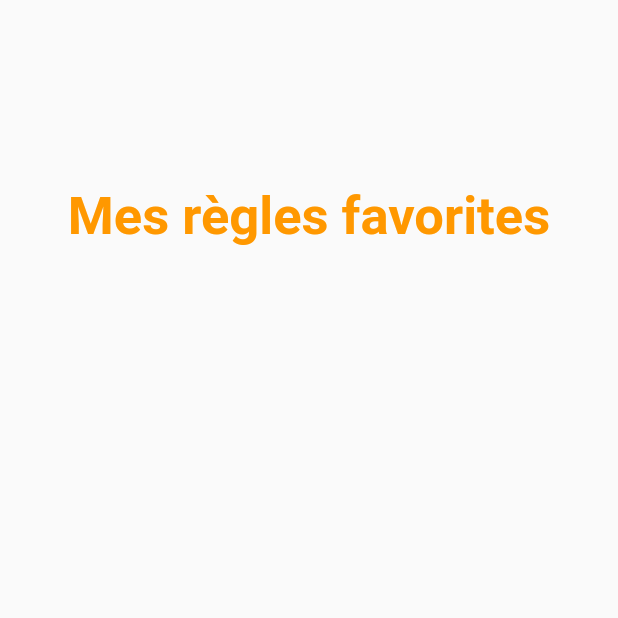
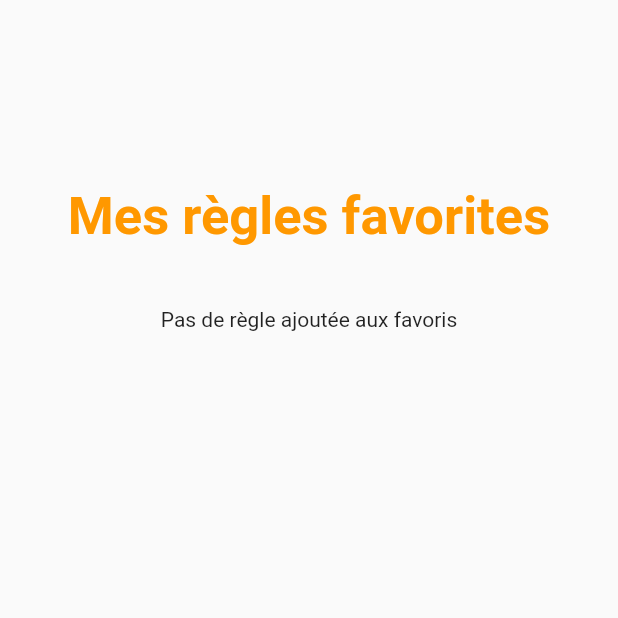
Before and after one commit to julianitow/Picolal_flutter, a Flutter app: the FavoritesView screen opened directly, on a phone screen of 412 x 824 dp, the top half of it. Run offline on Flutter 3.47's test engine with Material 2 defaults, Android fonts, the phone set to English and light mode, and no system bars; our stand-ins replace fluttertoast, sqflite; accounts and stored records are empty; statements that could not run were skipped.

Commit message:
Design correction

```diff
--- a/lib/FavoritesView.dart
+++ b/lib/FavoritesView.dart
@@ -51,6 +51,7 @@ class _FavoritesViewState extends State<FavoritesView> {
                     builder: (context, snapshot){
                       if(snapshot.hasData){
                         this.rules = snapshot.data;
+                        if(this.rules.length != 0) {
                           return Container(
                             height: MediaQuery.of(context).size.height * 0.6,
                             child: ListView.builder(
@@ -59,6 +60,11 @@ class _FavoritesViewState extends State<FavoritesView> {
                                 return RuleCard(rule: this.rules[index], callback: this.callback);
                               },
                             ),
+                          );
+                        }
+                        return Container(
+                          height: MediaQuery.of(context).size.height * 0.6,
+                          child: Text("Pas de règle ajoutée aux favoris", textAlign: TextAlign.center),
                         );
                       } else {
                         return Text("NO DATA");
--- a/lib/RuleCard.dart
+++ b/lib/RuleCard.dart
@@ -61,7 +61,7 @@ class _RuleCardState extends State<RuleCard> {
               children: <Widget>[
                 Flexible(
                   child: Text(widget.rule.content,
-                      style: TextStyle(fontSize: 10),
+                      style: TextStyle(fontSize: 15),
                       textAlign: TextAlign.center
                   ),
                 )
```
Also changed, not shown: lib/DrunkView.dart (+5 -4 lines), 2 other files. Lines whose indentation alone changed are shown as unchanged.
